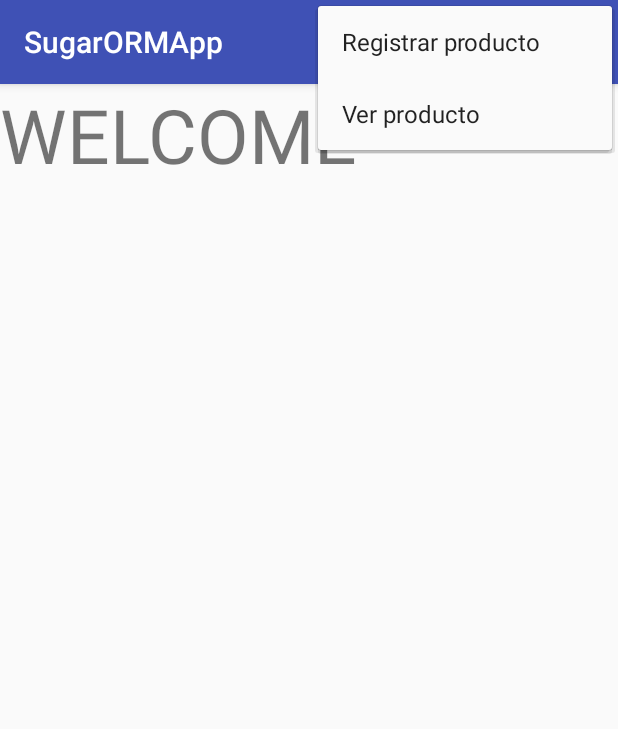
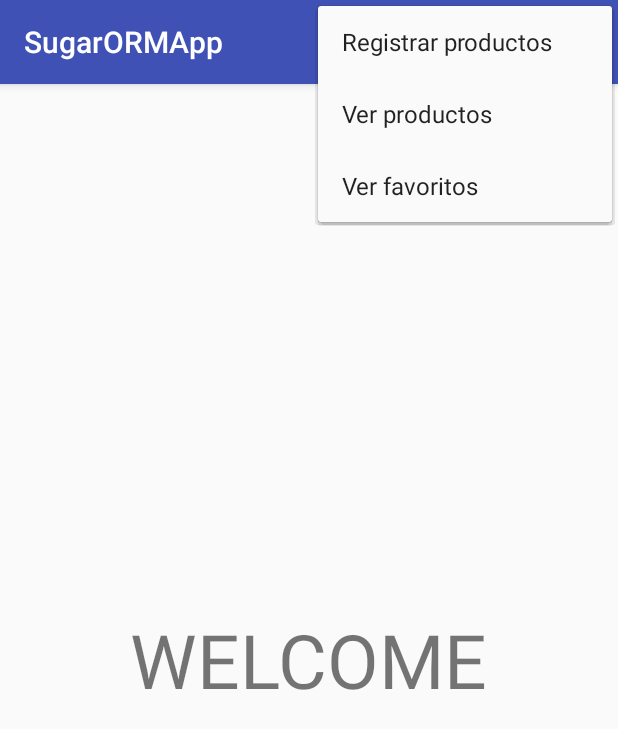
Before and after one commit to jhosepv13/SugarORMApp1, an Android app: the PageActivity screen opened directly, with no data from a screen before it, with the options menu open, on a phone screen of 412 x 824 dp. Shown: the top 729 px of the screen. Run offline under Robolectric (Android 15) with nearby library versions, the phone set to English and light mode, and no system bars.

Commit message:
Subiendo Sexta parte

```diff
--- a/app/src/main/java/pe/bazan/jhosep/com/sugarormapp/activities/LoginActivity.java
+++ b/app/src/main/java/pe/bazan/jhosep/com/sugarormapp/activities/LoginActivity.java
@@ -29,7 +29,6 @@ public class LoginActivity extends AppCompatActivity {
 
     public void VerRegistros(View view) {
         Intent intent = new Intent(this, MainActivity.class);
-
         startActivity(intent);
     }
 
@@ -38,6 +37,7 @@ public class LoginActivity extends AppCompatActivity {
     }
 
     public void callLogin(View view) {
+
         String email = user_email.getText().toString();
         String pass = password.getText().toString();
 
@@ -48,8 +48,7 @@ public class LoginActivity extends AppCompatActivity {
         } else if(userv == null){
             Toast.makeText(this,"Usuario o contraseña invalido", Toast.LENGTH_SHORT).show();
         } else{
-            Intent intent = new Intent(this, PageActivity.class);
-
+            Intent intent = new Intent(getApplicationContext(), ContentActivity.class);
             startActivity(intent);
         }
 
--- a/app/src/main/res/layout/activity_page.xml
+++ b/app/src/main/res/layout/activity_page.xml
@@ -1,5 +1,5 @@
 <?xml version="1.0" encoding="utf-8"?>
-<android.support.constraint.ConstraintLayout xmlns:android="http://schemas.android.com/apk/res/android"
+<RelativeLayout xmlns:android="http://schemas.android.com/apk/res/android"
     xmlns:app="http://schemas.android.com/apk/res-auto"
     xmlns:tools="http://schemas.android.com/tools"
     android:layout_width="match_parent"
@@ -10,9 +10,10 @@
         android:id="@+id/textView2"
         android:layout_width="wrap_content"
         android:layout_height="wrap_content"
+        android:layout_centerHorizontal="true"
+        android:layout_centerVertical="true"
         android:text="WELCOME"
         android:textSize="50dp"
         tools:layout_editor_absoluteX="73dp"
-        tools:layout_editor_absoluteY="222dp"
-        tools:ignore="MissingConstraints" />
-</android.support.constraint.ConstraintLayout>
+        tools:layout_editor_absoluteY="222dp" />
+</RelativeLayout>
--- a/app/src/main/res/layout/activity_register_product.xml
+++ b/app/src/main/res/layout/activity_register_product.xml
@@ -44,7 +44,6 @@
         android:id="@+id/desc_productinput"
         android:layout_width="match_parent"
         android:layout_height="wrap_content"
-        android:inputType="textPassword"
         android:layout_marginBottom="16dp" />
 
     <Button
--- a/app/src/main/res/menu/menu_welcome.xml
+++ b/app/src/main/res/menu/menu_welcome.xml
@@ -3,7 +3,7 @@
     xmlns:tools="http://schemas.android.com/tools"
     tools:context="pe.bazan.jhosep.com.sugarormapp.activities.WelcomeActivity">
     <item
-        android:id="@+id/action_register"
+        android:id="@+id/action_new"
         android:orderInCategory="100"
         android:title="@string/action_registrar"
         app:showAsAction="never" />
@@ -14,4 +14,13 @@
         android:title="@string/action_ver"
         app:showAsAction="never" />
 
+    <item
+        android:id="@+id/action_fav"
+        android:orderInCategory="100"
+        android:title="@string/action_fav"
+        app:showAsAction="never" />
+
+
+
+
 </menu>
--- a/app/src/main/res/values/strings.xml
+++ b/app/src/main/res/values/strings.xml
@@ -5,9 +5,9 @@
     <string name="register_password">Contraseña</string>
     <string name="register_save">Registrarse</string>
 
-    <string name="action_registrar">Registrar producto</string>
-    <string name="action_ver">Ver producto</string>
-
+    <string name="action_registrar">Registrar productos</string>
+    <string name="action_ver">Ver productos</string>
+    <string name="action_fav">Ver favoritos</string>
 
     <string name="register_nameproducto">Nombre del Producto</string>
     <string name="register_marcaproducto">Marca del Producto</string>
```
Also changed, not shown: app/src/main/AndroidManifest.xml (+3 -21 lines), app/src/main/java/pe/bazan/jhosep/com/sugarormapp/activities/ContentActivity.java (+24 -0 lines), app/src/main/java/pe/bazan/jhosep/com/sugarormapp/activities/PageActivity.java (+5 -4 lines), app/src/main/java/pe/bazan/jhosep/com/sugarormapp/activities/RegisterProductActivity.java (+25 -0 lines).
